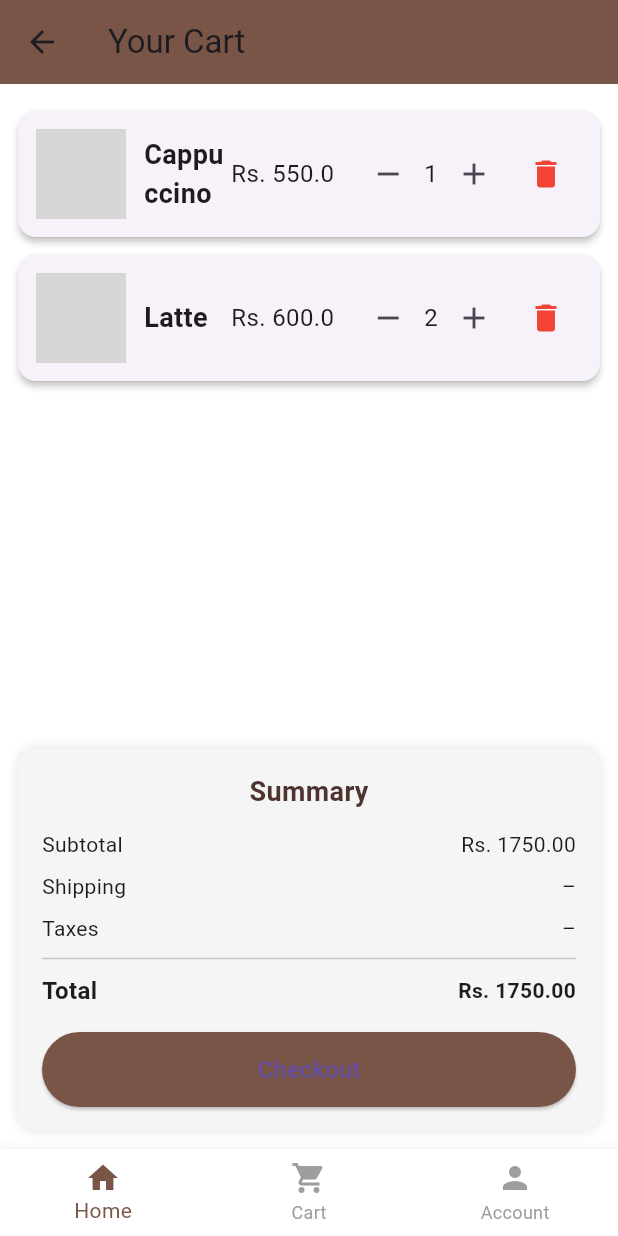
After one commit to AbishekRT/ebrew-app, a Flutter app: the CartScreen screen opened directly, on a phone screen of 412 x 824 dp. The commit adds this screen. Run offline on Flutter 3.47's test engine with Material 3 defaults, Android fonts, the phone set to English and light mode, and no system bars; network calls fail; grey boxes are pictures that could not be loaded.

Commit message:
added cart page

```diff
--- /dev/null
+++ b/lib/screens/cart.dart
@@ -0,0 +1,264 @@
+import 'package:flutter/material.dart';
+
+class CartScreen extends StatelessWidget {
+  final List<Map<String, dynamic>> cartItems = [
+    {
+      'id': 1,
+      'name': 'Cappuccino',
+      'price': 550.0,
+      'quantity': 1,
+      'image': 'https://via.placeholder.com/100',
+    },
+    {
+      'id': 2,
+      'name': 'Latte',
+      'price': 600.0,
+      'quantity': 2,
+      'image': 'https://via.placeholder.com/100',
+    },
+  ];
+
+  CartScreen({Key? key}) : super(key: key);
+
+  @override
+  Widget build(BuildContext context) {
+    final brightness = Theme.of(context).brightness;
+    final isDark = brightness == Brightness.dark;
+
+    double subtotal = cartItems.fold(
+      0,
+      (sum, item) => sum + item['price'] * item['quantity'],
+    );
+
+    return Scaffold(
+      appBar: AppBar(
+        title: const Text("Your Cart"),
+        backgroundColor: isDark ? Colors.brown[900] : Colors.brown,
+      ),
+      bottomNavigationBar: BottomNavigationBar(
+        backgroundColor: isDark ? Colors.grey[900] : Colors.white,
+        selectedItemColor: Colors.brown,
+        unselectedItemColor: Colors.grey,
+        items: const [
+          BottomNavigationBarItem(icon: Icon(Icons.home), label: 'Home'),
+          BottomNavigationBarItem(
+            icon: Icon(Icons.shopping_cart),
+            label: 'Cart',
+          ),
+          BottomNavigationBarItem(icon: Icon(Icons.person), label: 'Account'),
+        ],
+      ),
+      body: OrientationBuilder(
+        builder: (context, orientation) {
+          return LayoutBuilder(
+            builder: (context, constraints) {
+              bool isWide = constraints.maxWidth > 600;
+
+              if (cartItems.isEmpty) {
+                return Center(
+                  child: Column(
+                    mainAxisAlignment: MainAxisAlignment.center,
+                    children: [
+                      Image.network(
+                        'https://cdn-icons-png.flaticon.com/512/2038/2038854.png',
+                        height: 100,
+                      ),
+                      const SizedBox(height: 16),
+                      const Text(
+                        "Your Cart is Empty",
+                        style: TextStyle(
+                          fontSize: 20,
+                          fontWeight: FontWeight.bold,
+                        ),
+                      ),
+                      const SizedBox(height: 8),
+                      const Text("Start adding your favorite brews!"),
+                      const SizedBox(height: 16),
+                      ElevatedButton(
+                        onPressed: () {},
+                        child: const Text("Explore Products"),
+                      ),
+                    ],
+                  ),
+                );
+              }
+
+              return Padding(
+                padding: const EdgeInsets.all(12.0),
+                child:
+                    orientation == Orientation.portrait || !isWide
+                        ? Column(
+                          children: [
+                            Expanded(child: CartItemList(cartItems)),
+                            SummaryBox(subtotal: subtotal),
+                          ],
+                        )
+                        : Row(
+                          children: [
+                            Expanded(flex: 2, child: CartItemList(cartItems)),
+                            Expanded(
+                              flex: 1,
+                              child: SummaryBox(subtotal: subtotal),
+                            ),
+                          ],
+                        ),
+              );
+            },
+          );
+        },
+      ),
+    );
+  }
+}
+
+class CartItemList extends StatelessWidget {
+  final List<Map<String, dynamic>> cartItems;
+
+  const CartItemList(this.cartItems, {Key? key}) : super(key: key);
+
+  @override
+  Widget build(BuildContext context) {
+    return ListView.builder(
+      itemCount: cartItems.length,
+      itemBuilder: (context, index) {
+        final item = cartItems[index];
+
+        return Card(
+          elevation: 2,
+          margin: const EdgeInsets.symmetric(vertical: 6),
+          child: Padding(
+            padding: const EdgeInsets.all(12),
+            child: Row(
+              children: [
+                Image.network(
+                  item['image'],
+                  height: 60,
+                  width: 60,
+                  fit: BoxFit.cover,
+                ),
+                const SizedBox(width: 12),
+                Expanded(
+                  child: Text(
+                    item['name'],
+                    style: const TextStyle(
+                      fontSize: 18,
+                      fontWeight: FontWeight.bold,
+                    ),
+                  ),
+                ),
+                Text(
+                  "Rs. ${item['price']}",
+                  style: const TextStyle(fontSize: 16),
+                ),
+                const SizedBox(width: 12),
+                Row(
+                  children: [
+                    IconButton(
+                      onPressed: () {
+                        // handle decrement
+                      },
+                      icon: const Icon(Icons.remove),
+                    ),
+                    Text(
+                      "${item['quantity']}",
+                      style: const TextStyle(fontSize: 16),
+                    ),
+                    IconButton(
+                      onPressed: () {
+                        // handle increment
+                      },
+                      icon: const Icon(Icons.add),
+                    ),
+                  ],
+                ),
+                IconButton(
+                  icon: const Icon(Icons.delete, color: Colors.red),
+                  onPressed: () {
+                    // handle delete
+                  },
+                ),
+              ],
+            ),
+          ),
+        );
+      },
+    );
+  }
+}
+
+class SummaryBox extends StatelessWidget {
+  final double subtotal;
+
+  const SummaryBox({required this.subtotal, Key? key}) : super(key: key);
+
+  @override
+  Widget build(BuildContext context) {
+    final isDark = Theme.of(context).brightness == Brightness.dark;
+
+    return Container(
+      padding: const EdgeInsets.all(16),
+      decoration: BoxDecoration(
+        color: isDark ? Colors.grey[850] : Colors.grey[100],
+        borderRadius: BorderRadius.circular(12),
+        boxShadow: [BoxShadow(color: Colors.black12, blurRadius: 6)],
+      ),
+      child: Column(
+        mainAxisSize: MainAxisSize.min,
+        children: [
+          Text(
+            "Summary",
+            style: TextStyle(
+              fontSize: 18,
+              fontWeight: FontWeight.bold,
+              color: Colors.brown[800],
+            ),
+          ),
+          const SizedBox(height: 12),
+          Row(
+            mainAxisAlignment: MainAxisAlignment.spaceBetween,
+            children: [
+              const Text("Subtotal"),
+              Text("Rs. ${subtotal.toStringAsFixed(2)}"),
+            ],
+          ),
+          const SizedBox(height: 8),
+          const Row(
+            mainAxisAlignment: MainAxisAlignment.spaceBetween,
+            children: [Text("Shipping"), Text("–")],
+          ),
+          const SizedBox(height: 8),
+          const Row(
+            mainAxisAlignment: MainAxisAlignment.spaceBetween,
+            children: [Text("Taxes"), Text("–")],
+          ),
+          const Divider(height: 20),
+          Row(
+            mainAxisAlignment: MainAxisAlignment.spaceBetween,
+            children: [
+              const Text(
+                "Total",
+                style: TextStyle(fontWeight: FontWeight.bold, fontSize: 16),
+              ),
+              Text(
+                "Rs. ${subtotal.toStringAsFixed(2)}",
+                style: const TextStyle(fontWeight: FontWeight.bold),
+              ),
+            ],
+          ),
+          const SizedBox(height: 16),
+          ElevatedButton(
+            onPressed: () {
+              // Navigate to checkout
+            },
+            style: ElevatedButton.styleFrom(
+              backgroundColor: Colors.brown,
+              padding: const EdgeInsets.symmetric(horizontal: 20, vertical: 12),
+              minimumSize: const Size(double.infinity, 50),
+            ),
+            child: const Text("Checkout", style: TextStyle(fontSize: 16)),
+          ),
+        ],
+      ),
+    );
+  }
+}
--- a/lib/screens/home_page.dart
+++ b/lib/screens/home_page.dart
@@ -76,7 +76,7 @@ class HomePage extends StatelessWidget {
                 Container(
                   height: 250,
                   width: double.infinity,
-                  color: Colors.black.withOpacity(0.4),
+                  color: Colors.black.withAlpha(102),
                   alignment: Alignment.center,
                   padding: const EdgeInsets.symmetric(horizontal: 16),
                   child: Column(
```
Also changed, not shown: lib/screens/faq.dart (added), lib/screens/product.dart (added).
